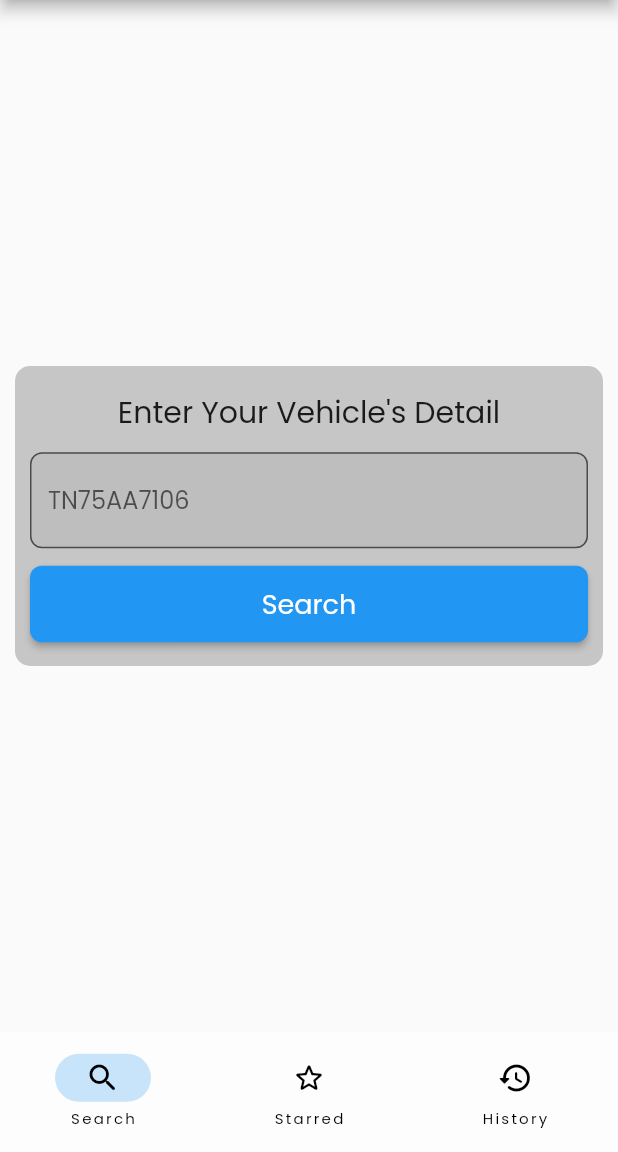
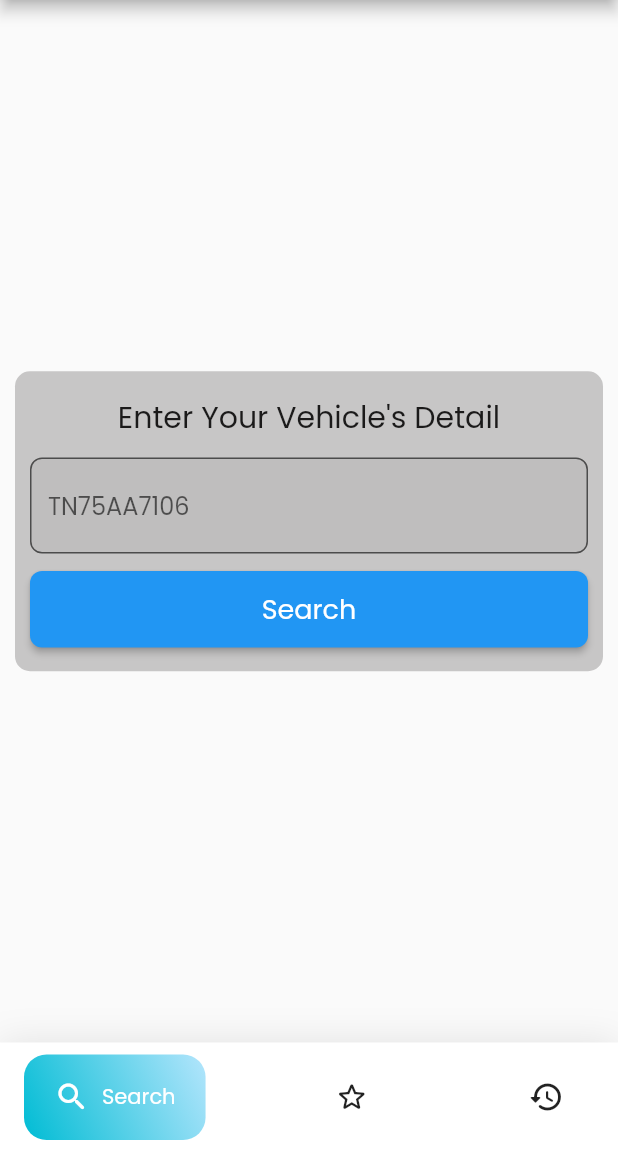
Before and after one commit to mauryakshitij/Smart-Naka, a Flutter app: the TabsScreen screen opened directly, on a phone screen of 412 x 824 dp, the part 84-1236 px from its top. Run offline on Flutter 3.47's test engine with Material 2 defaults, Android fonts, the light colour scheme and no system bars; drawn by our look-alikes of google_nav_bar; our stand-ins replace cloud_firestore, expandable, firebase_auth, firebase_core, font_awesome_flutter, google_fonts; accounts and stored records are empty.

Commit message:
fixed starred and navbar

```diff
--- a/lib/screens/starred_screen.dart
+++ b/lib/screens/starred_screen.dart
@@ -34,14 +34,7 @@ class _StarredScreenState extends State<StarredScreen> {
           for (var i = 0; i < snapshot.data!.docs.length; i++) {
             Map<String, dynamic> data =
                 snapshot.data!.docs[i].data() as Map<String, dynamic>;
-            reported
-                .doc(data['regNumber'])
-                .get()
-                .then((DocumentSnapshot documentSnapshot) {
-              if (!documentSnapshot.exists) {
-                list.add(data);
-              }
-            });
+            list.add(data);
           }
           return ListView.builder(
               itemCount: list.length,
--- a/lib/screens/tabs_screen.dart
+++ b/lib/screens/tabs_screen.dart
@@ -1,4 +1,5 @@
 import 'package:flutter/material.dart';
+import 'package:google_nav_bar/google_nav_bar.dart';
 import 'package:smart_naka/screens/history_screen.dart';
 import 'package:smart_naka/screens/search_screen.dart';
 import 'package:smart_naka/screens/starred_screen.dart';
@@ -26,41 +27,71 @@ class _TabsScreenState extends State<TabsScreen> {
     return Scaffold(
         appBar: AppBar(
           leading: IconButton(
-            onPressed: (){
+              onPressed: () {
                 Navigator.push(
                   context,
                   MaterialPageRoute(builder: (context) => const AccountInfo()),
                 );
               },
-            icon: const Icon(Icons.account_circle_rounded)
-          ),
+              icon: const Icon(Icons.account_circle_rounded)),
           title: const Text('Smart Naka'),
           centerTitle: true,
         ),
-        body: const [SearchPage(), StarredScreen(), HistoryScreen()][selectedIndex],
-        bottomNavigationBar: NavigationBar(
-          animationDuration: const Duration(seconds: 1),
-          backgroundColor: const Color(0xFFFDFDFD),
-          destinations: const [
-            NavigationDestination(
-              icon: Icon(Icons.search_rounded),
-              label: 'Search',
+        body: const [
+          SearchPage(),
+          StarredScreen(),
+          HistoryScreen()
+        ][selectedIndex],
+        bottomNavigationBar: Container(
+          decoration: BoxDecoration(
+            color: Colors.white,
+            boxShadow: [
+              BoxShadow(
+                blurRadius: 20,
+                color: Colors.black.withOpacity(.1),
+              )
+            ],
           ),
-            NavigationDestination(
-              icon: Icon(Icons.star_outline_rounded),
-              label: 'Starred',
+          child: SafeArea(
+            child: Padding(
+              padding:
+                  const EdgeInsets.symmetric(horizontal: 16.0, vertical: 8),
+              child: GNav(
+                  selectedIndex: selectedIndex,
+                  onTabChange: _onItemTapped,
+                  tabBackgroundGradient: LinearGradient(
+                    begin: Alignment.topRight,
+                    end: Alignment.bottomLeft,
+                    colors: [Colors.lightBlue[100]!, Colors.cyan],
                   ),
-            NavigationDestination(
-              icon: Icon(Icons.history_rounded),
-              label: 'History',
+                  gap: 8,
+                  tabBorderRadius: 15,
+                  color: Colors.grey[600],
+                  activeColor: Colors.white,
+                  iconSize: 24,
+                  textStyle: const TextStyle(fontSize: 14, color: Colors.white),
+                  tabBackgroundColor: Colors.grey[800]!,
+                  padding: const EdgeInsets.symmetric(horizontal: 20, vertical: 16.5),
+                  duration: const Duration(milliseconds: 500),
+                  tabs: const [
+                    GButton(
+                      icon: Icons.search_rounded,
+                      text: 'Search',
+                      iconColor: Colors.black87,
                     ),
-            // NavigationDestination(
-            //   icon: Icon(Icons.person_outline_rounded),
-            //   label: 'Profile',
-            // )
-          ],
-          selectedIndex: selectedIndex,
-          onDestinationSelected: _onItemTapped,
+                    GButton(
+                      icon: Icons.star_outline_rounded,
+                      text: 'Starred',
+                      iconColor: Colors.black87,
+                    ),
+                    GButton(
+                      icon: Icons.history_rounded,
+                      text: 'History',
+                      iconColor: Colors.black87,
+                    )
+                  ]),
+            ),
+          ),
         ));
   }
 }
--- a/pubspec.yaml
+++ b/pubspec.yaml
@@ -42,6 +42,8 @@ dependencies:
   firebase_auth: ^4.2.5
   cloud_firestore: ^4.3.1
   expandable: ^5.0.1
+  google_nav_bar: ^5.0.6
+
 
 dev_dependencies:
   flutter_test:
```
Also changed, not shown: pubspec.lock. Lines whose indentation alone changed are shown as unchanged.
